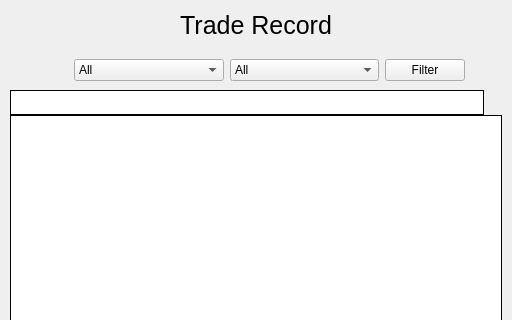
The window that TradeRecordWindow.ui (1ncrd/Farm) describes before a commit, drawn with Qt 5; both pictures show x 0 to 512 and y 0 to 320 of the 512 by 576 pixel window.
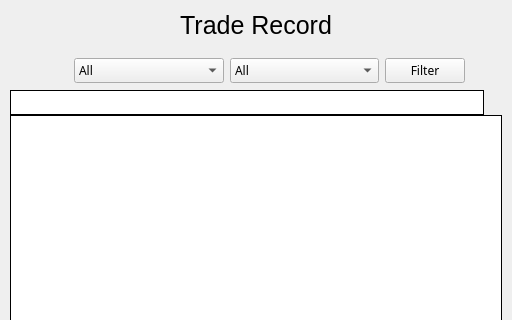
The same window after the commit. Custom widgets are drawn as their Qt base class.

Diff of the .ui file:
```diff
--- a/TradeRecordWindow.ui
+++ b/TradeRecordWindow.ui
@@ -251,7 +251,9 @@
         </sizepolicy>
        </property>
        <property name="font">
-        <font/>
+        <font>
+         <family>Minecraft</family>
+        </font>
        </property>
        <item>
         <property name="text">
@@ -284,7 +286,9 @@
         </sizepolicy>
        </property>
        <property name="font">
-        <font/>
+        <font>
+         <family>Minecraft</family>
+        </font>
        </property>
        <item>
         <property name="text">
@@ -306,7 +310,9 @@
      <item row="1" column="3">
       <widget class="QPushButton" name="pushButton_exec_filter">
        <property name="font">
-        <font/>
+        <font>
+         <family>Minecraft</family>
+        </font>
        </property>
        <property name="text">
         <string>Filter</string>
@@ -328,6 +334,13 @@
   </widget>
   <widget class="QStatusBar" name="statusbar"/>
  </widget>
+ <customwidgets>
+  <customwidget>
+   <class>MyPushButton</class>
+   <extends>QPushButton</extends>
+   <header location="global">MyPushButton.hpp</header>
+  </customwidget>
+ </customwidgets>
  <resources/>
  <connections/>
 </ui>
```
Left out of the diff: 11 changed lines with no effect on the pictures.
